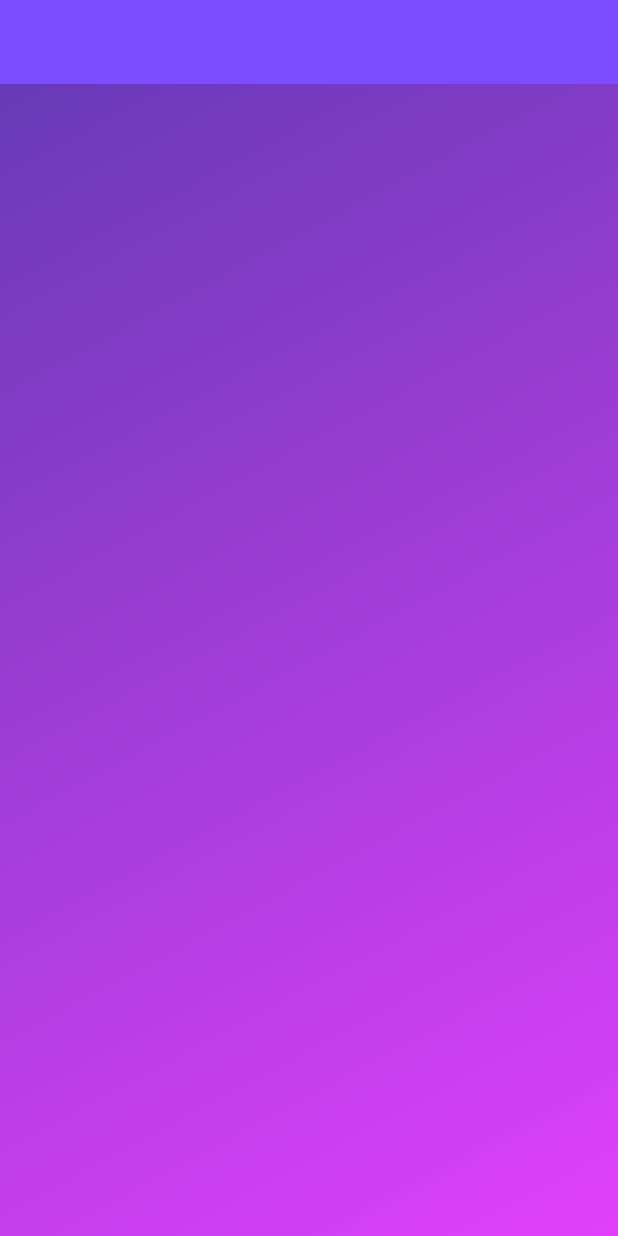
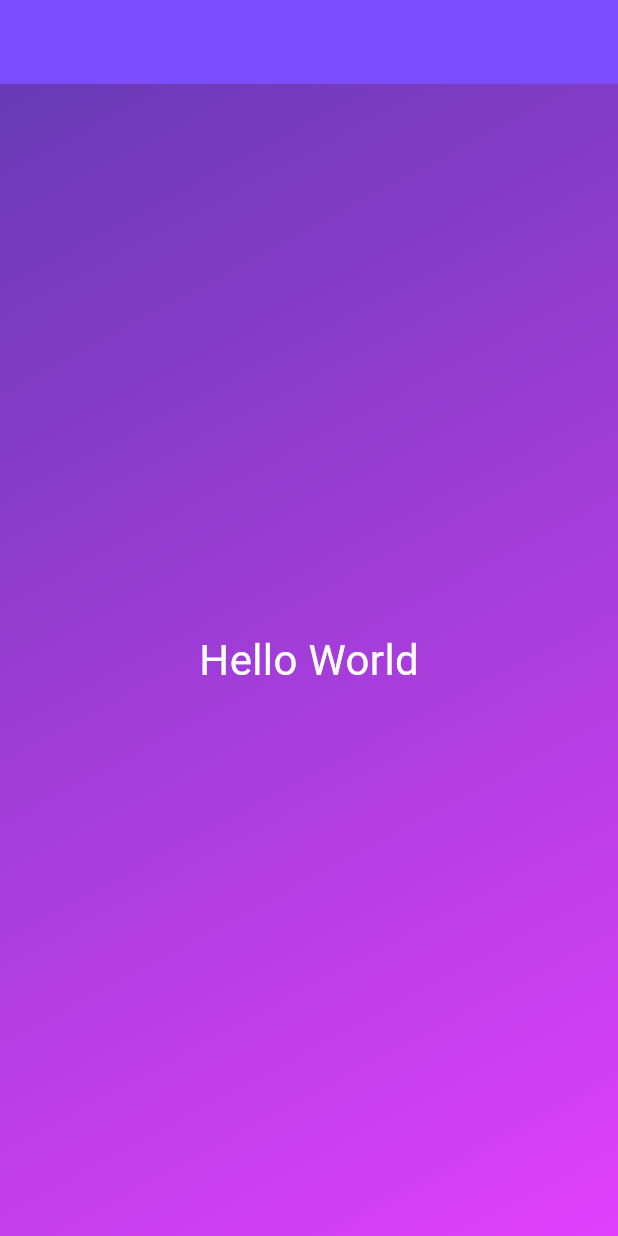
Before and after one commit to DerrickAntoney/academind, a Flutter app: the screen it shows after launch, on a phone screen of 412 x 824 dp. Run offline on Flutter 3.47's test engine with Material 2 defaults, Android fonts, the light colour scheme and no system bars.

Commit message:
Added five images in assets, modified homepage and updated pubspec.yaml

```diff
--- a/lib/pages/homepage.dart
+++ b/lib/pages/homepage.dart
@@ -1,4 +1,5 @@
 import 'package:flutter/material.dart';
+import 'package:academind_app/widgets/styledtext.dart';
 
 class HomePage extends StatelessWidget {
   const HomePage({super.key});
@@ -9,7 +10,9 @@ class HomePage extends StatelessWidget {
         appBar: AppBar(
           backgroundColor: Colors.deepPurpleAccent,
         ),
-        body: const GradientContainer(Colors.deepPurple, Colors.purpleAccent),
+        body: const GradientContainer(
+          Colors.deepPurple, Colors.purpleAccent
+          )
 
         );
   }
@@ -28,6 +31,7 @@ class GradientContainer extends StatelessWidget {
         gradient: LinearGradient(
           colors: [color1, color2], begin: Alignment.topLeft, end: Alignment.bottomRight)
       ),
+      child: const Center (child: StyledText('Hello World'),),
     );
   }
 }
--- a/pubspec.yaml
+++ b/pubspec.yaml
@@ -59,9 +59,8 @@ flutter:
   uses-material-design: true
 
   # To add assets to your application, add an assets section, like this:
-  # assets:
-  #   - images/a_dot_burr.jpeg
-  #   - images/a_dot_ham.jpeg
+assets:
+  - assets/images
 
   # An image asset can refer to one or more resolution-specific "variants", see
   # https://flutter.dev/assets-and-images/#resolution-aware
```
Also changed, not shown: assets/images/dice-1.png (added), assets/images/dice-2.png (added), assets/images/dice-3.png (added), assets/images/dice-4.png (added), assets/images/dice-5.png (added), assets/images/dice-6.png (added).
